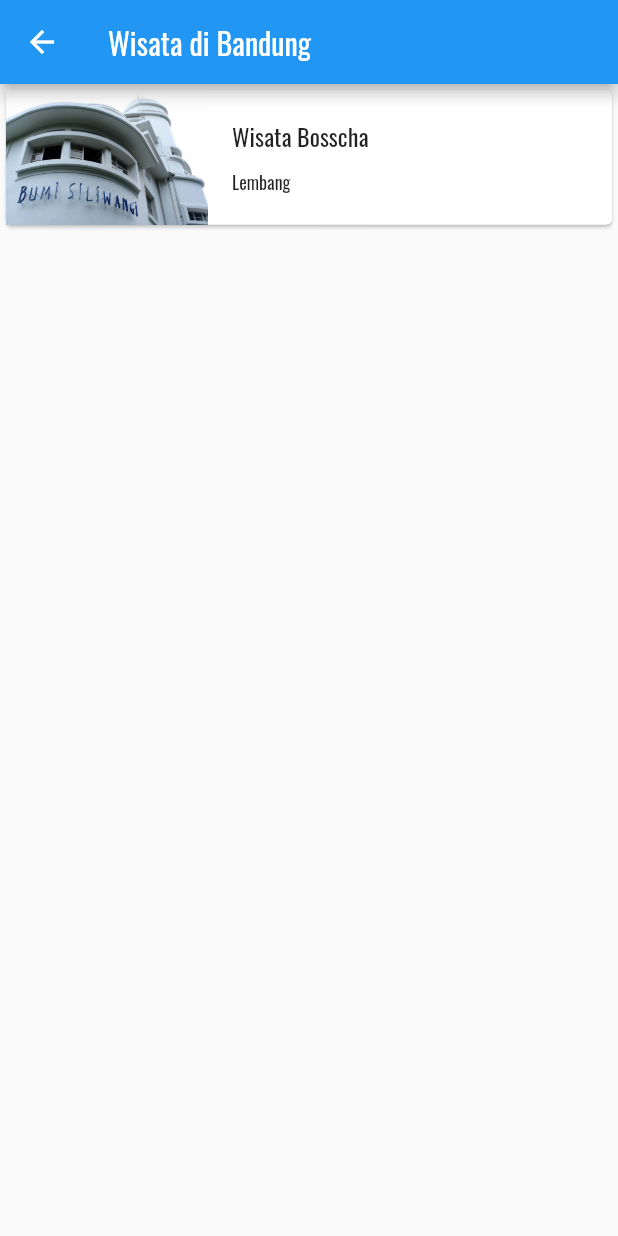
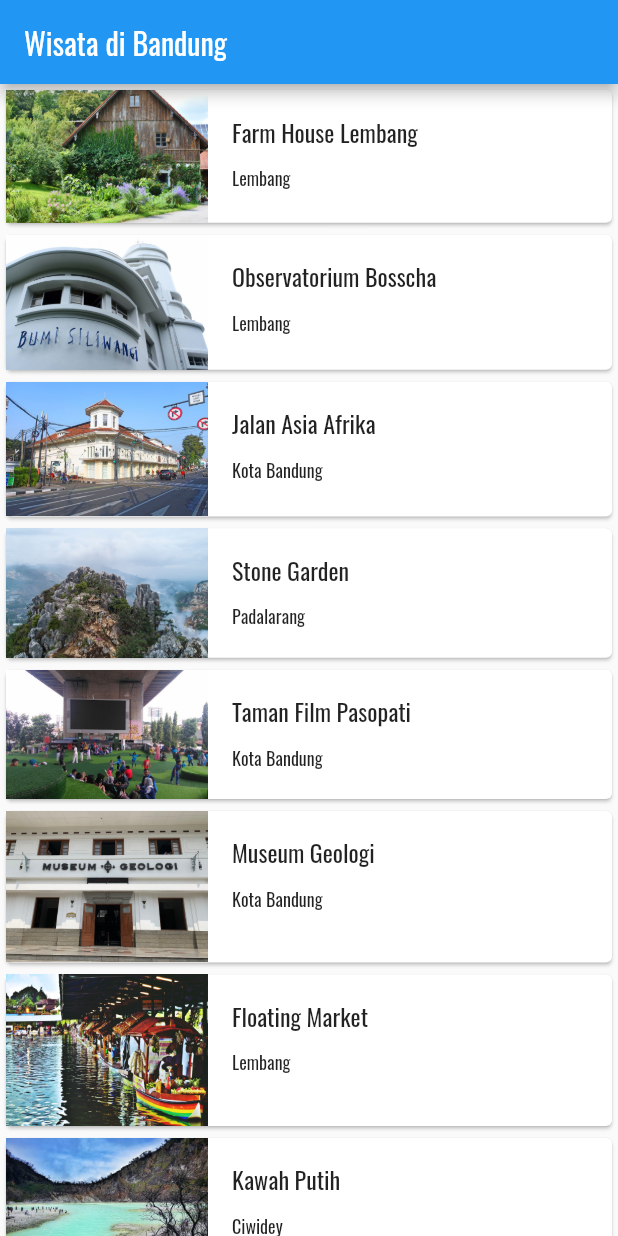
Before and after one commit to lvinist/wisata-app-flutter, a Flutter app: the MainScreen screen opened directly, on a phone screen of 412 x 824 dp. Run offline on Flutter 3.47's test engine with Material 2 defaults, Android fonts, the light colour scheme and no system bars; network calls fail.

Commit message:
proper implementation of model data

```diff
--- a/lib/main.dart
+++ b/lib/main.dart
@@ -1,4 +1,4 @@
-import 'package:wisata_app/media_query_page.dart';
+import 'package:wisata_app/mainscreen.dart';
 
 import 'package:flutter/material.dart';
 
@@ -14,7 +14,7 @@
       theme: ThemeData(
         fontFamily: 'Oswald',
       ),
-      home: ResponsivePage(),
+      home: MainScreen(),
     );
   }
 }
--- a/lib/mainscreen.dart
+++ b/lib/mainscreen.dart
@@ -1,5 +1,6 @@
 import 'package:flutter/material.dart';
 import 'package:wisata_app/detail_screen.dart';
+import 'package:wisata_app/model/tourism_place.dart';
 
 class MainScreen extends StatelessWidget {
   @override
@@ -8,18 +9,22 @@
       appBar: AppBar(
         title: Text('Wisata di Bandung'),
       ),
-        body: InkWell(
+      body: ListView.builder(
+        itemBuilder: (context, index) {
+          final TourismPlace place = tourismPlaceList[index];
+          return InkWell(
             onTap: () {
               Navigator.push(context, MaterialPageRoute(builder: (context) {
-              return DetailScreen();
+                return DetailScreen(place: place);
               }));
             },
             child: Card(
               child: Row(
+                crossAxisAlignment: CrossAxisAlignment.start,
                 children: [
                   Expanded(
                     flex: 1,
-                  child: Image.asset('images/bosscha.jpg'),
+                    child: Image.asset(place.imageAsset),
                   ),
                   Expanded(
                       flex: 2,
@@ -30,14 +35,14 @@
                           mainAxisSize: MainAxisSize.min,
                           children: [
                             Text(
-                            'Wisata Bosscha',
+                              place.name,
                               style: TextStyle(fontSize: 16),
                             ),
                             SizedBox(
                               height: 10,
                             ),
                             Text(
-                            'Lembang',
+                              place.location,
                               style: TextStyle(fontSize: 12),
                             )
                           ],
@@ -46,6 +51,10 @@
                 ],
               ),
             ),
-        ));
+          );
+        },
+        itemCount: tourismPlaceList.length,
+      ),
+    );
   }
 }
--- /dev/null
+++ b/lib/model/tourism_place.dart
@@ -0,0 +1,159 @@
+class TourismPlace {
+  String name;
+  String location;
+  String description;
+  String openDays;
+  String openTime;
+  String ticketPrice;
+  String imageAsset;
+  List<String> imageUrls;
+
+  TourismPlace({
+    required this.name,
+    required this.location,
+    required this.description,
+    required this.openDays,
+    required this.openTime,
+    required this.ticketPrice,
+    required this.imageAsset,
+    required this.imageUrls,
+  });
+}
+
+var tourismPlaceList = [
+  TourismPlace(
+    name: 'Farm House Lembang',
+    location: 'Lembang',
+    description:
+        'Berada di jalur utama Bandung-Lembang, Farm House menjadi objek wisata yang tidak pernah sepi pengunjung. Selain karena letaknya strategis, kawasan ini juga menghadirkan nuansa wisata khas Eropa. Semua itu diterapkan dalam bentuk spot swafoto Instagramable.',
+    openDays: 'Open Everyday',
+    openTime: '09:00 - 20:00',
+    ticketPrice: 'Rp 25000',
+    imageAsset: 'images/farm-house.jpg',
+    imageUrls: [
+      'https://media-cdn.tripadvisor.com/media/photo-s/0d/7c/59/70/farmhouse-lembang.jpg',
+      'https://media-cdn.tripadvisor.com/media/photo-w/13/f0/22/f6/photo3jpg.jpg',
+      'https://media-cdn.tripadvisor.com/media/photo-m/1280/16/a9/33/43/liburan-di-farmhouse.jpg'
+    ],
+  ),
+  TourismPlace(
+    name: 'Observatorium Bosscha',
+    location: 'Lembang',
+    description:
+        'Memiliki beberapa teleskop, antara lain, Refraktor Ganda Zeiss, Schmidt Bimasakti, Refraktor Bamberg, Cassegrain GOTO, dan Teleskop Surya. Refraktor Ganda Zeiss adalah jenis teleskop terbesar untuk meneropong bintang. Benda ini diletakkan pada atap kubah sehingga saat teropong digunakan, atap tersebut harus dibuka. Observatorium Bosscha boleh dikunjungi oleh siapa pun, tanpa tiket. Namun, bagi yang ingin menggunakan teleskop Zeiss, wajib mendaftarkan diri. Untuk instansi atau lembaga pendidikan, diberikan jadwal hari Selasa sampai Jumat. Sementara itu, kunjungan individu dibuka setiap hari Sabtu.',
+    openDays: 'Open Tuesday - Saturday',
+    openTime: '09:00 - 14:30',
+    ticketPrice: 'Rp 20000',
+    imageAsset: 'images/bosscha.jpg',
+    imageUrls: [
+      'https://media-cdn.tripadvisor.com/media/photo-o/12/6b/63/0b/bosscha-observatory.jpg',
+      'https://media-cdn.tripadvisor.com/media/photo-p/0d/6a/88/9b/photo3jpg.jpg',
+      'https://media-cdn.tripadvisor.com/media/photo-o/11/3f/04/39/p-20171111-110220-largejpg.jpg',
+    ],
+  ),
+  TourismPlace(
+    name: 'Jalan Asia Afrika',
+    location: 'Kota Bandung',
+    description:
+        'Jalan Asia Afrika di Bandung memiliki kaitan yang sangat erat dengan pendirian kota Kembang ini. Karena pada saat itu, Gubernur Jenderal Herman Willem Deaendels dari Belanda menancapkan tongkatnya saat memerintahkan pendirian kota ini, yang kemudian diabadikan menjadi tugu Bandung Nol Kilometer.',
+    openDays: 'Open Everyday',
+    openTime: '24 hours',
+    ticketPrice: 'Free',
+    imageAsset: 'images/jalan-asia-afrika.jpg',
+    imageUrls: [
+      'https://media-cdn.tripadvisor.com/media/photo-o/0d/c2/e7/e6/quotes-kota-bandung.jpg',
+      'https://media-cdn.tripadvisor.com/media/photo-w/17/f4/44/01/jalan-asia-afrika.jpg',
+      'https://media-cdn.tripadvisor.com/media/photo-s/0a/ef/36/e2/jalan-asia-afrika.jpg',
+    ],
+  ),
+  TourismPlace(
+    name: 'Stone Garden',
+    location: 'Padalarang',
+    description:
+        'Stone Garden atau Taman Batu di Padalarang – Bandung ini adalah nama secara harafiah untuk apa yang akan kita lihat jika berada di sana. Hamparan batu yang artistik membuat kita merasa tidak sedang berada di Bandung, apalagi di Padalarang. Hamparan batu yang dimaksud bukan terhampar begitu saja di atas tanah luas yang menjadi permukaannya. Batu-batu besar yang ukuran pastinya bervariasi tersusun seperti memiliki suatu formasi matematis.',
+    openDays: 'Open Everyday',
+    openTime: '06:00 - 17:00',
+    ticketPrice: 'Rp 3000',
+    imageAsset: 'images/stone-garden.jpg',
+    imageUrls: [
+      'https://media-cdn.tripadvisor.com/media/photo-o/15/01/d7/4b/p-20180510-153310-01.jpg',
+      'https://media-cdn.tripadvisor.com/media/photo-w/15/68/00/32/stone-garden-citatah.jpg',
+      'https://media-cdn.tripadvisor.com/media/photo-o/0d/a2/cb/05/stone-garden-citatah.jpg',
+    ],
+  ),
+  TourismPlace(
+    name: 'Taman Film Pasopati',
+    location: 'Kota Bandung',
+    description:
+        'Menjadi salah satu tempat wisata di Bandung yang favorit, tentu Taman Film ini memiliki fasilitas cukup memadai. Pemberian fasilitas ini memiliki harapan para pengunjung akan merasa nyaman dan tak segan2 untuk kembali berkunjung terus menerus kesini. Beberapa fasilitas taman yang bisa kamu nikmati diantaranya seperti layar videotron besar berukuran 4×8 untuk memutar berbagai macam pilihan film seperti Film Indonesia, Bollywood, Korea, ataupun Indie Bandung.',
+    openDays: 'Open Everyday',
+    openTime: '24 hours',
+    ticketPrice: 'Free',
+    imageAsset: 'images/taman-film.jpg',
+    imageUrls: [
+      'https://media-cdn.tripadvisor.com/media/photo-o/08/8b/87/50/bandung-movie-park.jpg',
+      'https://media-cdn.tripadvisor.com/media/photo-o/17/67/d5/53/img-20190505-114509-largejpg.jpg',
+      'https://media-cdn.tripadvisor.com/media/photo-w/09/73/33/05/taman-film-pasopati.jpg',
+    ],
+  ),
+  TourismPlace(
+    name: 'Museum Geologi',
+    location: 'Kota Bandung',
+    description:
+        'Museum Geologi didirikan pada tanggal 16 Mei 1929. Museum ini telah direnovasi dengan dana bantuan dari JICA (Japan International Cooperation Agency). Setelah mengalami renovasi, Museum Geologi dibuka kembali dan diresmikan oleh Wakil Presiden RI, Megawati Soekarnoputri pada tanggal 23 Agustus 2000. Sebagai salah satu monumen bersejarah, museum berada di bawah perlindungan pemerintah dan merupakan peninggalan nasional. Dalam Museum ini, tersimpan dan dikelola materi-materi geologi yang berlimpah, seperti fosil, batuan, mineral. Kesemuanya itu dikumpulkan selama kerja lapangan di Indonesia sejak 1850.',
+    openDays: 'Open Saturday - Thursday',
+    openTime: '09:00 - 15:30',
+    ticketPrice: 'Rp 3000',
+    imageAsset: 'images/museum-geologi.jpg',
+    imageUrls: [
+      'https://media-cdn.tripadvisor.com/media/photo-w/19/1c/8e/f7/geology-museum.jpg',
+      'https://media-cdn.tripadvisor.com/media/photo-o/11/a7/35/b7/geology-museum.jpg',
+      'https://media-cdn.tripadvisor.com/media/photo-s/1a/55/e0/dc/geology-museum.jpg',
+    ],
+  ),
+  TourismPlace(
+    name: 'Floating Market',
+    location: 'Lembang',
+    description:
+        'Tempat wisata ini sepertinya memang ditujukan untuk wisata keluarga di Bandung. Di sini kita bisa menikmati suasana kawasan yang tertata rapi dan alami. Pada awalnya, floating market Lembang tidak begitu luas. Tapi sekarang sudah ekspansi dan memiliki banyak objek menarik baru. Nama floating market ini sepertinya merujuk pada stand tempat jualan makanan yang berada dalam perahu.',
+    openDays: 'Open Everyday',
+    openTime: '09:00 - 17:00',
+    ticketPrice: 'Rp 20000',
+    imageAsset: 'images/floating-market.png',
+    imageUrls: [
+      'https://media-cdn.tripadvisor.com/media/photo-o/17/f9/ff/f8/floating-market-bandung.jpg',
+      'https://media-cdn.tripadvisor.com/media/photo-p/1a/86/d3/cd/20200103-125059-largejpg.jpg',
+      'https://media-cdn.tripadvisor.com/media/photo-p/19/ce/b4/9b/img20181224120857-largejpg.jpg',
+    ],
+  ),
+  TourismPlace(
+    name: 'Kawah Putih',
+    location: 'Ciwidey',
+    description:
+        'Kawah Putih adalah tempat wisata di Bandung yang paling terkenal. Berlokasi di Ciwidey, Jawa Barat, kurang lebih sekitar 50 KM arah selatan kota Bandung, Kawah Putih adalah sebuah danau yang terbentuk akibat dari letusan Gunung Patuha. Sesuai dengan namanya, tanah yang ada di kawasan ini berwarna putih akibat dari pencampuran unsur belerang.',
+    openDays: 'Open Everyday',
+    openTime: '07:00 - 17:00',
+    ticketPrice: 'Rp 15000',
+    imageAsset: 'images/kawah-putih.jpg',
+    imageUrls: [
+      'https://media-cdn.tripadvisor.com/media/photo-o/0b/6e/7c/ce/rocks-sticking-out-of.jpg',
+      'https://media-cdn.tripadvisor.com/media/photo-p/0b/35/30/14/white-crater.jpg',
+      'https://media-cdn.tripadvisor.com/media/photo-o/0a/8b/9a/79/2945-t00572-www-initempatwisat.jpg',
+    ],
+  ),
+  TourismPlace(
+    name: 'Ranca Upas',
+    location: 'Ciwidey',
+    description:
+        'Ranca Upas Ciwidey adalah kawasan bumi perkemahan di bawah pengelolaan perhutani. Tempat ini berada di kawasan wisata Bandung Selatan, satu lokasi dengan kawah putih, kolam Cimanggu dan situ Patenggang. Banyak hal yang bisa dilakukan di kawasan wisata ini, seperti berkemah, berinteraksi dengan rusa, sampai bermain di water park dan mandi air panas.',
+    openDays: 'Open Everyday',
+    openTime: '24 hours',
+    ticketPrice: 'Rp 20000',
+    imageAsset: 'images/ranca-upas.jpg',
+    imageUrls: [
+      'https://media-cdn.tripadvisor.com/media/photo-o/1a/e0/7f/9c/kampung-cai-ranca-upas.jpg',
+      'https://media-cdn.tripadvisor.com/media/photo-w/13/ee/2f/87/ranca-upas.jpg',
+      'https://media-cdn.tripadvisor.com/media/photo-w/13/ee/27/0a/ranca-upas.jpg',
+    ],
+  ),
+];
--- a/pubspec.yaml
+++ b/pubspec.yaml
@@ -18,7 +18,7 @@
 version: 1.0.0+1
 
 environment:
-  sdk: ">=2.7.0 <3.0.0"
+  sdk: ">=2.12.0 <3.0.0"
 
 dependencies:
   flutter:
```
Also changed, not shown: lib/button_stateful.dart (+7 -7 lines), lib/detail_screen.dart (+63 -29 lines). Lines whose indentation alone changed are shown as unchanged.
